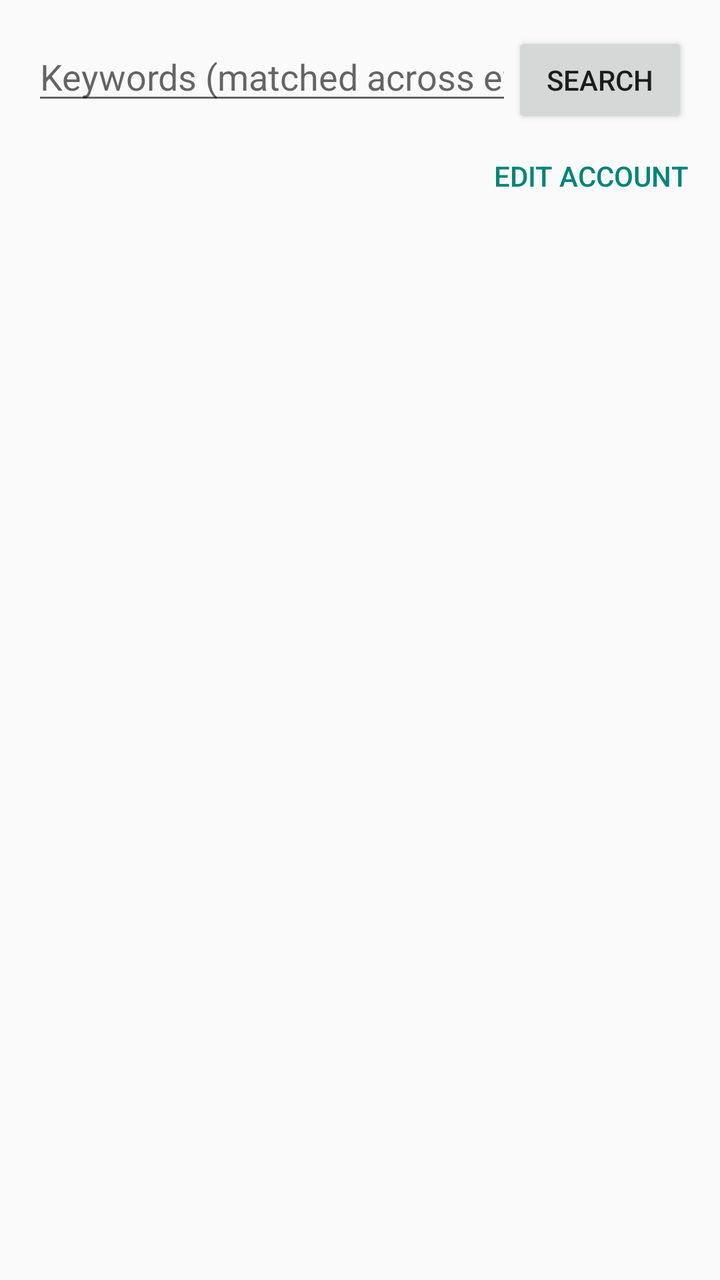
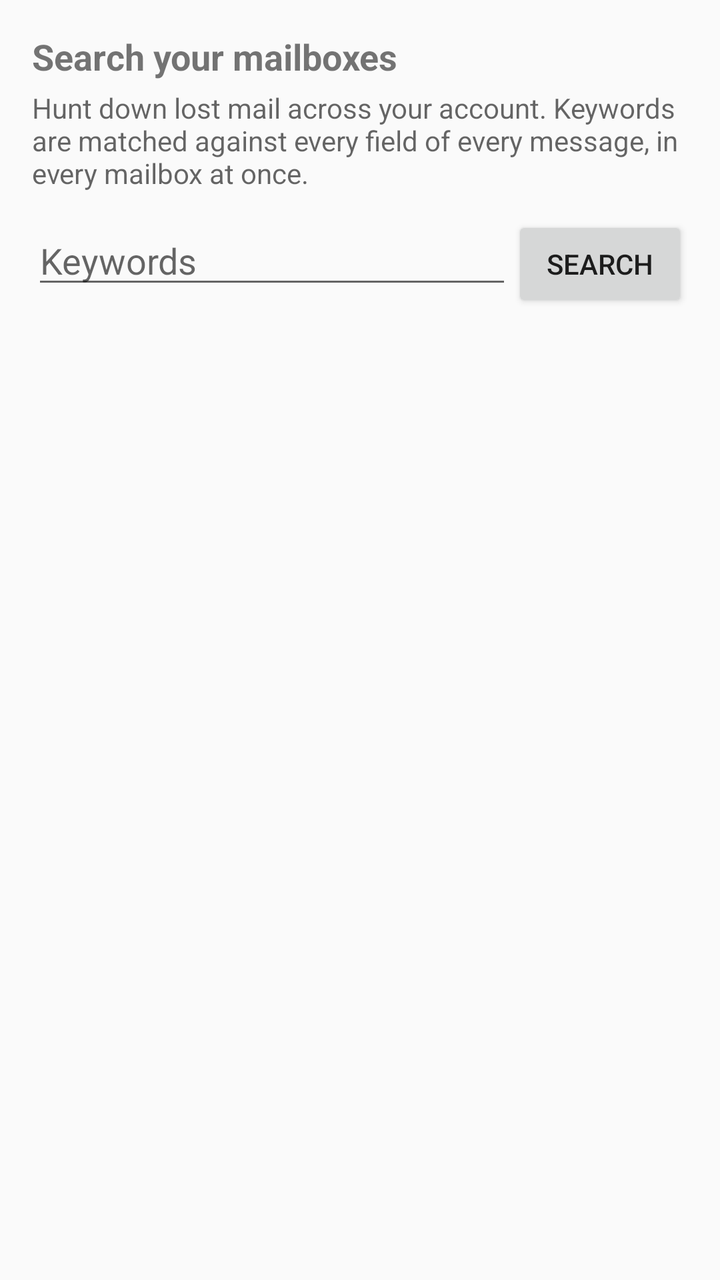

The first picture is an Android layout as it rendered before a commit; the second is the same layout after the commit. The layout source and the unified diff follow.
<!-- AndroidManifest.xml: application theme AppTheme -->
<!-- res/layout/panel_main.xml -->
<?xml version="1.0" encoding="utf-8"?>
<LinearLayout xmlns:android="http://schemas.android.com/apk/res/android"
    android:layout_width="match_parent"
    android:layout_height="match_parent"
    android:orientation="vertical"
    android:padding="16dp">

    <LinearLayout
        android:layout_width="match_parent"
        android:layout_height="wrap_content"
        android:orientation="horizontal">

        <EditText
            android:id="@+id/search_keywords"
            android:layout_width="0dp"
            android:layout_height="wrap_content"
            android:layout_weight="1"
            android:hint="@string/search_hint"
            android:imeOptions="actionSearch"
            android:inputType="text"
            android:maxLines="1" />

        <Button
            android:id="@+id/search_submit"
            android:layout_width="wrap_content"
            android:layout_height="wrap_content"
            android:text="@string/search_submit" />

    </LinearLayout>

    <ProgressBar
        android:id="@+id/search_progress"
        style="?android:attr/progressBarStyleHorizontal"
        android:layout_width="match_parent"
        android:layout_height="wrap_content"
        android:layout_marginTop="4dp"
        android:visibility="gone" />

    <LinearLayout
        android:layout_width="match_parent"
        android:layout_height="wrap_content"
        android:gravity="center_vertical"
        android:orientation="horizontal">

        <TextView
            android:id="@+id/search_status"
            android:layout_width="0dp"
            android:layout_height="wrap_content"
            android:layout_weight="1" />

        <Button
            android:id="@+id/search_edit_account"
            android:layout_width="wrap_content"
            android:layout_height="wrap_content"
            android:background="@android:color/transparent"
            android:text="@string/search_edit_account"
            android:textColor="?android:attr/colorAccent" />

    </LinearLayout>

    <ScrollView
        android:layout_width="match_parent"
        android:layout_height="match_parent"
        android:layout_marginTop="8dp">

        <LinearLayout
            android:id="@+id/results_container"
            android:layout_width="match_parent"
            android:layout_height="wrap_content"
            android:orientation="vertical" />

    </ScrollView>

</LinearLayout>
<!-- resources referenced by this layout -->
<resources>
  <string name="search_edit_account">Edit account</string>
  <string name="search_hint">Keywords (matched across every field)</string>
  <string name="search_submit">Search</string>
  <style name="AppTheme" parent="@android:style/Theme.Material.Light.NoActionBar" />
</resources>

<!-- the commit's change to res/layout/panel_main.xml (unified diff, before → after) -->
@@ -4,6 +4,21 @@
     android:layout_height="match_parent"
     android:orientation="vertical"
     android:padding="16dp">
+
+    <TextView
+        android:layout_width="wrap_content"
+        android:layout_height="wrap_content"
+        android:text="@string/search_title"
+        android:textSize="18sp"
+        android:textStyle="bold" />
+
+    <TextView
+        android:layout_width="match_parent"
+        android:layout_height="wrap_content"
+        android:layout_marginTop="4dp"
+        android:layout_marginBottom="12dp"
+        android:text="@string/search_description"
+        android:textColor="?android:attr/textColorSecondary" />
 
     <LinearLayout
         android:layout_width="match_parent"
@@ -28,35 +43,11 @@
 
     </LinearLayout>
 
-    <ProgressBar
-        android:id="@+id/search_progress"
-        style="?android:attr/progressBarStyleHorizontal"
+    <TextView
+        android:id="@+id/search_status"
         android:layout_width="match_parent"
         android:layout_height="wrap_content"
-        android:layout_marginTop="4dp"
-        android:visibility="gone" />
-
-    <LinearLayout
-        android:layout_width="match_parent"
-        android:layout_height="wrap_content"
-        android:gravity="center_vertical"
-        android:orientation="horizontal">
-
-        <TextView
-            android:id="@+id/search_status"
-            android:layout_width="0dp"
-            android:layout_height="wrap_content"
-            android:layout_weight="1" />
-
-        <Button
-            android:id="@+id/search_edit_account"
-            android:layout_width="wrap_content"
-            android:layout_height="wrap_content"
-            android:background="@android:color/transparent"
-            android:text="@string/search_edit_account"
-            android:textColor="?android:attr/colorAccent" />
-
-    </LinearLayout>
+        android:layout_marginTop="8dp" />
 
     <ScrollView
         android:layout_width="match_parent"
<!-- resource entries referenced after the edit -->
@@ -1,8 +1,9 @@
 <!-- resources referenced by this layout -->
 <resources>
-  <string name="search_edit_account">Edit account</string>
-  <string name="search_hint">Keywords (matched across every field)</string>
+  <string name="search_description">Hunt down lost mail across your account. Keywords are matched against every field of every message, in every mailbox at once.</string>
+  <string name="search_hint">Keywords</string>
   <string name="search_submit">Search</string>
+  <string name="search_title">Search your mailboxes</string>
   <style name="AppTheme" parent="@android:style/Theme.Material.Light.NoActionBar" />
 </resources>
 
